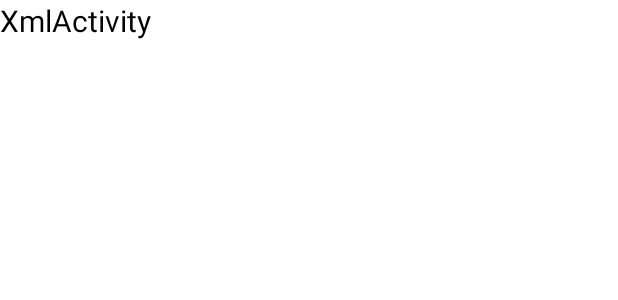
After one commit to Smilekoko/kokoComposeNew, an Android app built with Jetpack Compose: the layout activity_xml.xml on its own in the app's theme, with its tools: preview values and no code run, on a phone screen of 412 x 824 dp. The commit adds this screen. Shown: the top 300 px of the screen. Run offline under Robolectric (Android 15) with nearby library versions, the phone set to English and light mode, and no system bars.

Commit message:
...结合xml和compose

```diff
--- a/app/src/main/AndroidManifest.xml
+++ b/app/src/main/AndroidManifest.xml
@@ -13,6 +13,10 @@
         android:theme="@style/Theme.KokoComposeNew"
         tools:targetApi="31">
         <activity
+            android:name=".XmlActivity"
+            android:exported="false"
+            android:theme="@style/Theme.AppCompat.NoActionBar" />
+        <activity
             android:name=".MainActivity"
             android:exported="true"
             android:label="@string/app_name"
--- /dev/null
+++ b/app/src/main/res/layout/activity_xml.xml
@@ -0,0 +1,28 @@
+<?xml version="1.0" encoding="utf-8"?>
+<LinearLayout xmlns:android="http://schemas.android.com/apk/res/android"
+    xmlns:app="http://schemas.android.com/apk/res-auto"
+    xmlns:tools="http://schemas.android.com/tools"
+    android:id="@+id/main"
+    android:layout_width="match_parent"
+    android:layout_height="match_parent"
+    android:background="@color/white"
+    android:orientation="vertical"
+    tools:context=".XmlActivity">
+
+    <TextView
+        android:layout_width="wrap_content"
+        android:layout_height="wrap_content"
+        android:text="XmlActivity"
+        android:textColor="@color/black"
+        android:textSize="20sp"
+        tools:ignore="HardcodedText" />
+
+    <androidx.compose.ui.platform.ComposeView
+        android:id="@+id/composeView"
+        android:layout_width="match_parent"
+        android:layout_height="500dp"
+        app:layout_constraintEnd_toEndOf="parent"
+        app:layout_constraintStart_toStartOf="parent"
+        app:layout_constraintTop_toTopOf="parent" />
+
+</LinearLayout>
```
Also changed, not shown: app/build.gradle.kts (+7 -0 lines), app/src/main/java/com/shiki/kokocomposenew/MainActivity.kt (+9 -1 lines), app/src/main/java/com/shiki/kokocomposenew/XmlActivity.kt (added, +30 -0 lines), gradle/libs.versions.toml (+8 -0 lines).
